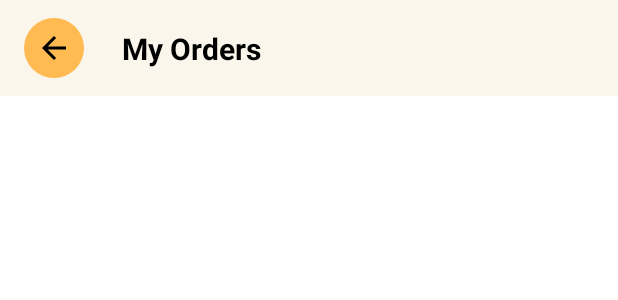
After one commit to SarangaSiriwardhana9/EAD-E_commerce_App, an Android app: the layout activity_my_orders.xml on its own in the app's theme, with its tools: preview values and no code run, on a phone screen of 412 x 824 dp. The commit adds this screen. Shown: the top 300 px of the screen. Run offline under Robolectric (Android 15) with nearby library versions, the phone set to English and light mode, and no system bars.

Commit message:
create the my order layout

```diff
--- a/app/src/main/AndroidManifest.xml
+++ b/app/src/main/AndroidManifest.xml
@@ -15,6 +15,9 @@
         android:theme="@style/Theme.SSDE_commerce"
         android:usesCleartextTraffic="true"
         tools:targetApi="31">
+        <activity
+            android:name=".MyOrdersActivity"
+            android:exported="false" />
         <activity
             android:name=".OrderActivity"
             android:exported="false" />
--- /dev/null
+++ b/app/src/main/java/com/example/ssd_e_commerce/MyOrdersActivity.kt
@@ -0,0 +1,25 @@
+package com.example.ssd_e_commerce
+import android.os.Bundle
+import androidx.appcompat.app.AppCompatActivity
+import com.example.ssd_e_commerce.databinding.ActivityMyOrdersBinding
+
+class MyOrdersActivity : AppCompatActivity() {
+
+    private lateinit var binding: ActivityMyOrdersBinding
+
+    override fun onCreate(savedInstanceState: Bundle?) {
+        super.onCreate(savedInstanceState)
+        binding = ActivityMyOrdersBinding.inflate(layoutInflater)
+        setContentView(binding.root)
+
+        setupToolbar()
+    }
+
+    private fun setupToolbar() {
+        binding.backButton.setOnClickListener {
+            onBackPressed() // Go back to the previous activity
+        }
+
+        binding.titleTextView.text = "My Orders" // Set the title for the My Orders page
+    }
+}
--- a/app/src/main/java/com/example/ssd_e_commerce/Profile/ProfileActivity.kt
+++ b/app/src/main/java/com/example/ssd_e_commerce/Profile/ProfileActivity.kt
@@ -7,6 +7,7 @@ import androidx.appcompat.app.AppCompatActivity
 import com.example.ssd_e_commerce.CartActivity
 import com.example.ssd_e_commerce.Home.HomeActivity
 import com.example.ssd_e_commerce.Auth.LoginActivity
+import com.example.ssd_e_commerce.MyOrdersActivity
 import com.example.ssd_e_commerce.NotificationsActivity
 import com.example.ssd_e_commerce.R
 import com.example.ssd_e_commerce.databinding.ActivityProfileBinding
@@ -45,7 +46,9 @@ class ProfileActivity : AppCompatActivity() {
 
     private fun setupButtons() {
         binding.buttonMyOrders.setOnClickListener {
-            Toast.makeText(this, "Navigating to My Orders", Toast.LENGTH_SHORT).show()
+            // Navigate to MyOrdersActivity
+            val intent = Intent(this, MyOrdersActivity::class.java)
+            startActivity(intent)
         }
 
         binding.buttonSettings.setOnClickListener {
--- /dev/null
+++ b/app/src/main/res/layout/activity_my_orders.xml
@@ -0,0 +1,61 @@
+<?xml version="1.0" encoding="utf-8"?>
+<androidx.constraintlayout.widget.ConstraintLayout
+    xmlns:android="http://schemas.android.com/apk/res/android"
+    xmlns:app="http://schemas.android.com/apk/res-auto"
+    android:layout_width="match_parent"
+    android:layout_height="match_parent"
+    android:background="@color/background">
+
+    <androidx.appcompat.widget.Toolbar
+        android:id="@+id/toolbar"
+        android:layout_width="match_parent"
+        android:layout_height="?attr/actionBarSize"
+        android:background="@color/light_primary"
+        app:layout_constraintTop_toTopOf="parent">
+
+        <androidx.constraintlayout.widget.ConstraintLayout
+            android:layout_width="match_parent"
+            android:layout_height="match_parent">
+
+            <ImageButton
+                android:id="@+id/backButton"
+                android:layout_width="40dp"
+                android:layout_height="40dp"
+                android:src="@drawable/ic_back"
+                android:background="@drawable/badge_background"
+                android:contentDescription="Back"
+                app:layout_constraintStart_toStartOf="parent"
+                app:layout_constraintTop_toTopOf="parent"
+                app:layout_constraintBottom_toBottomOf="parent" />
+
+            <TextView
+                android:id="@+id/titleTextView"
+                android:layout_width="wrap_content"
+                android:layout_height="wrap_content"
+                android:text="My Orders"
+                android:textSize="20sp"
+                android:textStyle="bold"
+                android:textColor="@android:color/black"
+                app:layout_constraintBottom_toBottomOf="parent"
+                app:layout_constraintEnd_toEndOf="parent"
+                app:layout_constraintHorizontal_bias="0.215"
+                app:layout_constraintStart_toStartOf="parent"
+                app:layout_constraintTop_toTopOf="parent"
+                app:layout_constraintVertical_bias="0.513" />
+
+        </androidx.constraintlayout.widget.ConstraintLayout>
+
+    </androidx.appcompat.widget.Toolbar>
+
+    <!-- Add RecyclerView or other views to display order information -->
+    <androidx.recyclerview.widget.RecyclerView
+        android:id="@+id/recyclerViewOrders"
+        android:layout_width="0dp"
+        android:layout_height="0dp"
+        android:padding="8dp"
+        app:layout_constraintTop_toBottomOf="@id/toolbar"
+        app:layout_constraintBottom_toBottomOf="parent"
+        app:layout_constraintStart_toStartOf="parent"
+        app:layout_constraintEnd_toEndOf="parent" />
+
+</androidx.constraintlayout.widget.ConstraintLayout>
```
